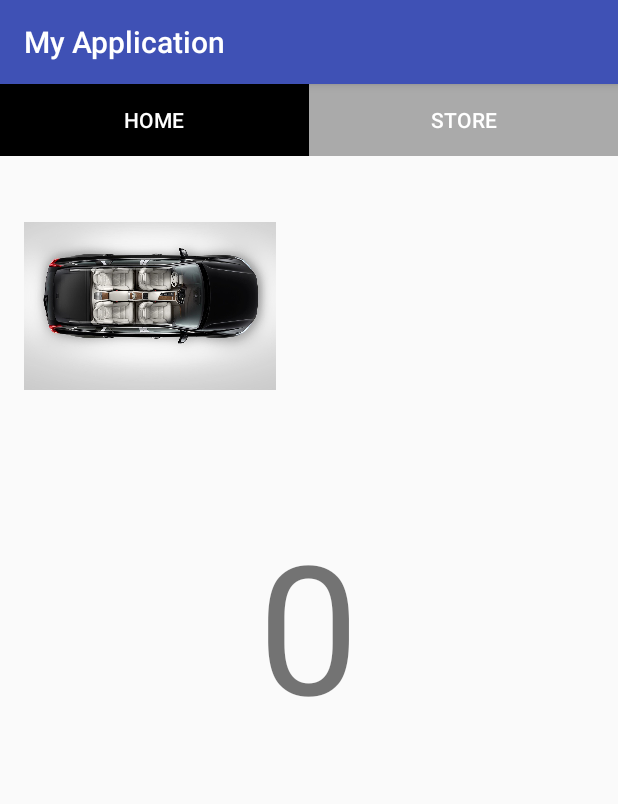
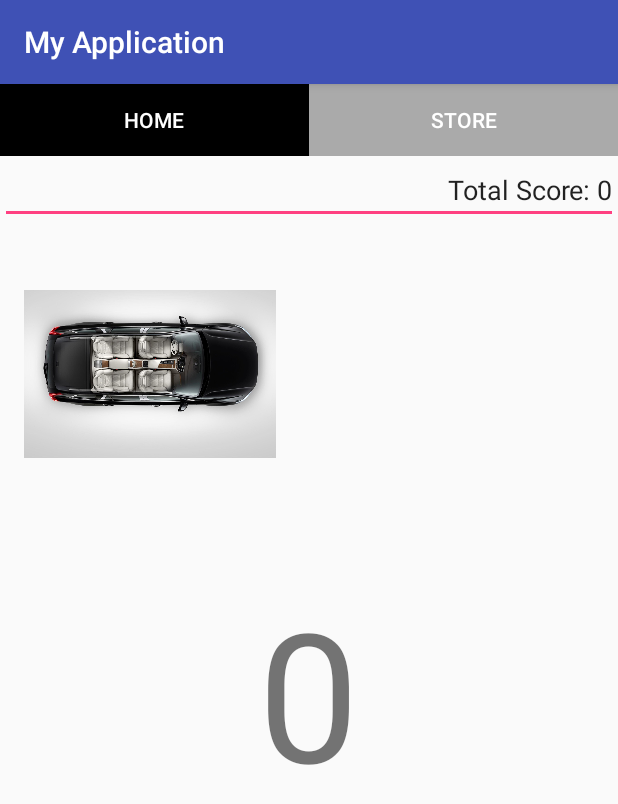
Before and after one commit to cebed/DAT256-TeamProject, an Android app: the screen it shows after launch (MainActivity), on a phone screen of 412 x 824 dp. Shown: the top 804 px of the screen. Run offline under Robolectric (Android 15) with nearby library versions, the phone set to English and light mode, and no system bars; 2 statements that could not run were skipped.

Commit message:
Created TextView "Total Score"

```diff
--- a/app/src/main/java/com/semcon/oil/carpoc/MainActivity.java
+++ b/app/src/main/java/com/semcon/oil/carpoc/MainActivity.java
@@ -61,6 +61,8 @@ public class MainActivity extends AppCompatActivity {
     boolean useSpeedData = false;
     private static List<Boolean> seatBelts;
 
+    TextView totalScoreTxt;
+
     @Override
     public void onStop() {
         super.onStop();
@@ -74,6 +76,9 @@ public class MainActivity extends AppCompatActivity {
         setContentView(R.layout.activity_main);
 
         totalScore = loadScore();
+
+        totalScoreTxt=(TextView) findViewById(R.id.totalScore);
+        totalScoreTxt.setText("Total Score: " + totalScore);
 
         seatBelts = new ArrayList<>();
         for (int i = 0; i < NUM_SEATS; i++)
--- a/app/src/main/res/layout/activity_main.xml
+++ b/app/src/main/res/layout/activity_main.xml
@@ -27,15 +27,23 @@
 
         <Button
             android:id="@+id/button2"
+            style="?android:attr/borderlessButtonStyle"
             android:layout_width="0dp"
             android:layout_height="wrap_content"
             android:layout_weight="0.5"
+            android:background="@android:color/darker_gray"
             android:text="@string/store"
-            android:background="@android:color/darker_gray"
-            android:textColor="@android:color/white"
-            style="?android:attr/borderlessButtonStyle"
-            />
+            android:textColor="@android:color/white" />
     </LinearLayout>
+
+    <EditText
+        android:id="@+id/totalScore"
+        android:layout_width="match_parent"
+        android:layout_height="wrap_content"
+        android:ems="10"
+        android:gravity="end"
+        android:inputType="textPersonName"
+        android:text="Total Score: " />
 
     <ImageView
         android:id="@+id/carImageView"
```
